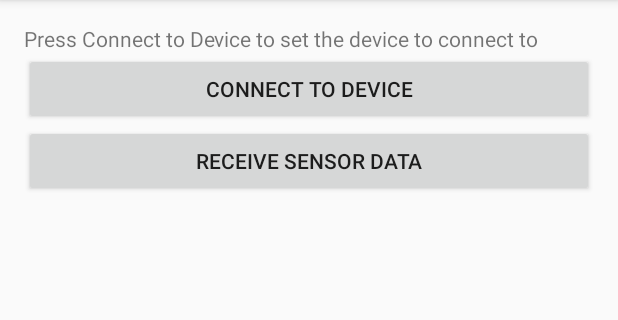
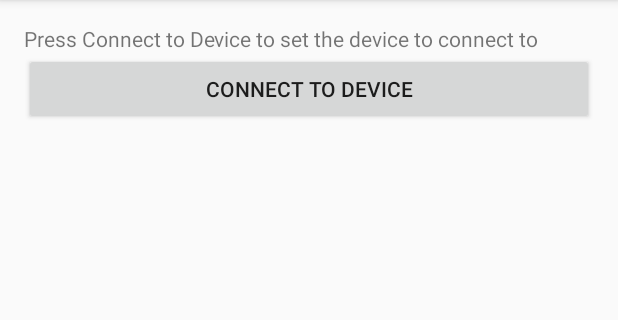
Before and after one commit to tkk21/BluetoothChatUsingEdison, an Android app: the screen it shows after launch (MainActivity), on a phone screen of 412 x 824 dp, the part 84-404 px from its top. Run offline under Robolectric (Android 15) with nearby library versions, the phone set to English and light mode, and no system bars.

Commit message:
receive button isn't visible until connected to host

```diff
--- a/BluetoothSensorReader/app/src/main/res/layout/activity_bluetooth_sensor_fragment.xml
+++ b/BluetoothSensorReader/app/src/main/res/layout/activity_bluetooth_sensor_fragment.xml
@@ -19,5 +19,6 @@
         android:layout_width="match_parent"
         android:layout_height="wrap_content"
         android:text="@string/button_receive"
+        android:visibility="gone"
         />
 </LinearLayout>
```
Also changed, not shown: BluetoothSensorReader/app/src/main/java/ted/bluetoothsensorreader/BluetoothSensorFragment.java (+2 -5 lines).
